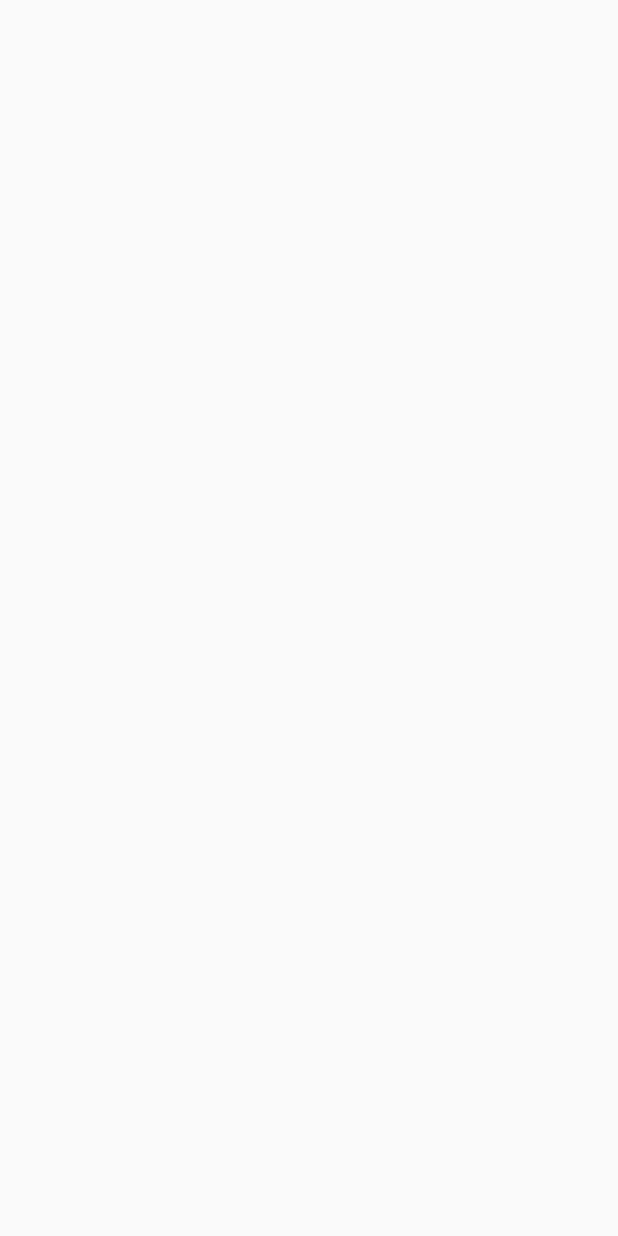
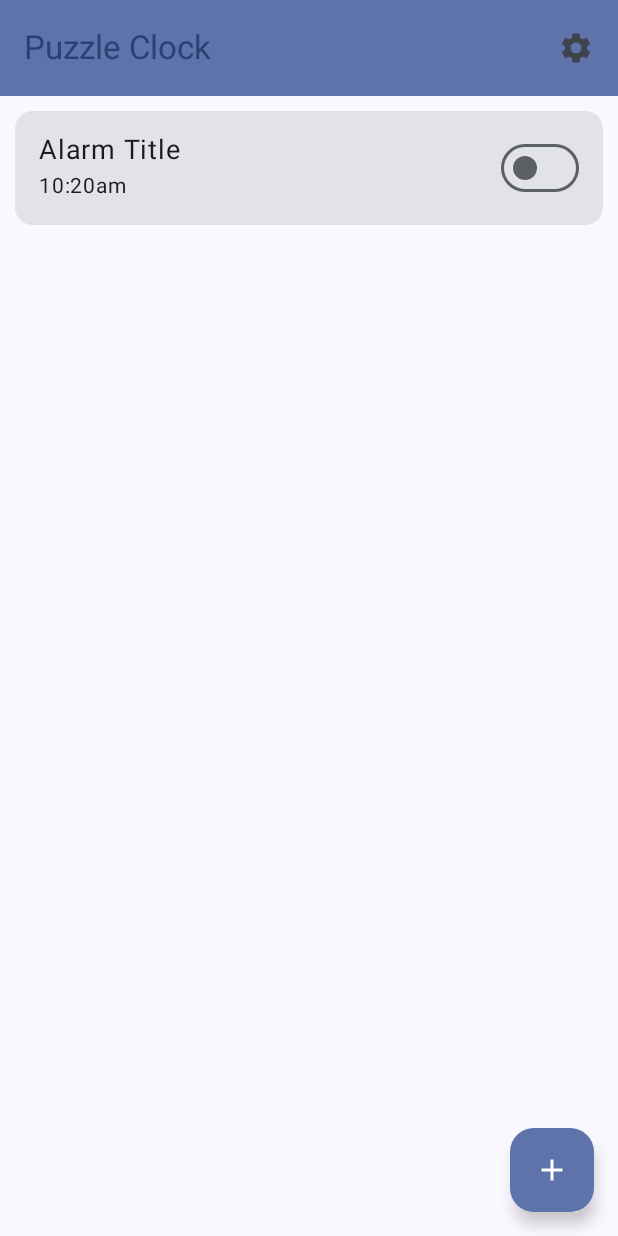
Before and after one commit to noahgiboney/puzzle-clock, an Android app built with Jetpack Compose: the screen it shows after launch (MainActivity), on a phone screen of 412 x 824 dp. Before the commit the screen is empty. Run offline under Robolectric (Android 15) with nearby library versions, the phone set to English and light mode, and no system bars.

Commit message:
feat: navigation controller

```diff
--- a/app/build.gradle.kts
+++ b/app/build.gradle.kts
@@ -2,6 +2,7 @@ plugins {
     alias(libs.plugins.android.application)
     alias(libs.plugins.kotlin.android)
     alias(libs.plugins.kotlin.compose)
+    kotlin("plugin.serialization") version "2.0.21"
 }
 
 android {
@@ -40,6 +41,7 @@ android {
 }
 
 dependencies {
+    implementation(libs.kotlinx.serialization.json)
     implementation(libs.androidx.core.ktx)
     implementation(libs.androidx.lifecycle.runtime.ktx)
     implementation(libs.androidx.activity.compose)
@@ -55,5 +57,6 @@ dependencies {
     androidTestImplementation(libs.androidx.ui.test.junit4)
     debugImplementation(libs.androidx.ui.tooling)
     debugImplementation(libs.androidx.ui.test.manifest)
-    implementation("androidx.lifecycle:lifecycle-viewmodel-compose:2.8.7")
+    implementation(libs.androidx.lifecycle.viewmodel.compose)
+    implementation(libs.androidx.navigation.compose)
 }
--- a/app/src/main/java/com/example/puzzleclock/ui/PuzzleClockApp.kt
+++ b/app/src/main/java/com/example/puzzleclock/ui/PuzzleClockApp.kt
@@ -1,8 +1,44 @@
 package com.example.puzzleclock.ui
 
+import androidx.compose.material3.Text
 import androidx.compose.runtime.Composable
+import androidx.navigation.compose.NavHost
+import androidx.navigation.compose.composable
+import androidx.navigation.compose.rememberNavController
+import com.example.puzzleclock.ui.screens.AlarmsScreen
+import com.example.puzzleclock.ui.screens.NewAlarmScreen
+import kotlinx.serialization.Serializable
+
+sealed class NavRoutes {
+    @Serializable
+    data object Alarms
+
+    @Serializable
+    data object EditAlarm
+
+    @Serializable
+    data object Settings
+}
 
 @Composable
 fun PuzzleClockApp() {
+    val navController = rememberNavController()
 
+    NavHost(navController = navController, startDestination = NavRoutes.Alarms) {
+        composable<NavRoutes.Alarms> {
+            AlarmsScreen(
+                navController = navController
+            )
+        }
+
+        composable<NavRoutes.EditAlarm> {
+           NewAlarmScreen(
+               navController = navController
+           )
+        }
+
+        composable<NavRoutes.Settings> {
+            Text("Settings Soon")
+        }
+    }
 }
--- a/app/src/main/java/com/example/puzzleclock/ui/screens/AlarmsScreen.kt
+++ b/app/src/main/java/com/example/puzzleclock/ui/screens/AlarmsScreen.kt
@@ -25,10 +25,14 @@ import androidx.compose.ui.Alignment
 import androidx.compose.ui.Modifier
 import androidx.compose.ui.unit.dp
 import androidx.compose.ui.unit.sp
+import androidx.navigation.NavController
+import com.example.puzzleclock.ui.NavRoutes
 
 @OptIn(ExperimentalMaterial3Api::class)
 @Composable
-fun ALarmsScreen() {
+fun AlarmsScreen(
+    navController: NavController
+) {
     Scaffold(
         topBar = {
             TopAppBar(
@@ -42,8 +46,7 @@ fun ALarmsScreen() {
                     )
                 },
                 actions = {
-                    // TODO: navigate to settings activity
-                    IconButton(onClick = { /* do something */ }) {
+                    IconButton(onClick = { navController.navigate(NavRoutes.Settings) }) {
                         Icon(
                             imageVector = Icons.Filled.Settings,
                             contentDescription = "Modify settings"
@@ -53,8 +56,7 @@ fun ALarmsScreen() {
             )
         },
         floatingActionButton = {
-            // TODO: navigate to NewAlarmActivity
-            FloatingActionButton(onClick = {}) {
+            FloatingActionButton(onClick = { navController.navigate(NavRoutes.EditAlarm) }) {
                 Log.d("tag", "test")
                 Icon(
                     imageVector = Icons.Filled.Add,
--- a/app/src/main/java/com/example/puzzleclock/ui/screens/NewAlarmScreen.kt
+++ b/app/src/main/java/com/example/puzzleclock/ui/screens/NewAlarmScreen.kt
@@ -29,6 +29,7 @@ import androidx.compose.ui.res.stringResource
 import androidx.compose.ui.tooling.preview.Preview
 import androidx.compose.ui.unit.dp
 import androidx.lifecycle.viewmodel.compose.viewModel
+import androidx.navigation.NavController
 import com.example.puzzleclock.R
 import com.example.puzzleclock.ui.viewModels.NewAlarmViewModel
 import java.util.Calendar
@@ -36,6 +37,7 @@ import java.util.Calendar
 @OptIn(ExperimentalMaterial3Api::class)
 @Composable
 fun NewAlarmScreen(
+    navController: NavController,
     viewModel: NewAlarmViewModel = viewModel()
 ) {
     Scaffold(
@@ -44,7 +46,7 @@ fun NewAlarmScreen(
             TopAppBar(
                 title = { Text("New Alarm") },
                 navigationIcon =  {
-                    IconButton(onClick = { /*navigation back*/ }) {
+                    IconButton(onClick = { navController.navigateUp() }) {
                         Icon(
                             imageVector = Icons.AutoMirrored.Filled.ArrowBack,
                             contentDescription = "Back"
--- a/gradle/libs.versions.toml
+++ b/gradle/libs.versions.toml
@@ -5,17 +5,20 @@ coreKtx = "1.15.0"
 junit = "4.13.2"
 junitVersion = "1.2.1"
 espressoCore = "3.6.1"
+kotlinxSerializationJson = "1.7.3"
 lifecycleRuntimeKtx = "2.8.7"
 activityCompose = "1.10.0"
 composeBom = "2024.04.01"
 lifecycleRuntimeKtxVersion = "2.6.1"
 lifecycleViewmodelCompose = "2.8.4"
+navigationCompose = "2.8.6"
 
 [libraries]
 androidx-core-ktx = { group = "androidx.core", name = "core-ktx", version.ref = "coreKtx" }
 androidx-lifecycle-runtime-ktx-v261 = { module = "androidx.lifecycle:lifecycle-runtime-ktx", version.ref = "lifecycleRuntimeKtxVersion" }
 androidx-lifecycle-viewmodel-compose = { module = "androidx.lifecycle:lifecycle-viewmodel-compose", version.ref = "lifecycleRuntimeKtx" }
 androidx-lifecycle-viewmodel-compose-v284 = { module = "androidx.lifecycle:lifecycle-viewmodel-compose", version.ref = "lifecycleViewmodelCompose" }
+androidx-navigation-compose = { module = "androidx.navigation:navigation-compose", version.ref = "navigationCompose" }
 junit = { group = "junit", name = "junit", version.ref = "junit" }
 androidx-junit = { group = "androidx.test.ext", name = "junit", version.ref = "junitVersion" }
 androidx-espresso-core = { group = "androidx.test.espresso", name = "espresso-core", version.ref = "espressoCore" }
@@ -29,6 +32,7 @@ androidx-ui-tooling-preview = { group = "androidx.compose.ui", name = "ui-toolin
 androidx-ui-test-manifest = { group = "androidx.compose.ui", name = "ui-test-manifest" }
 androidx-ui-test-junit4 = { group = "androidx.compose.ui", name = "ui-test-junit4" }
 androidx-material3 = { group = "androidx.compose.material3", name = "material3" }
+kotlinx-serialization-json = { module = "org.jetbrains.kotlinx:kotlinx-serialization-json", version.ref = "kotlinxSerializationJson" }
 
 [plugins]
 android-application = { id = "com.android.application", version.ref = "agp" }
```
Also changed, not shown: app/src/main/AndroidManifest.xml (+1 -16 lines).
